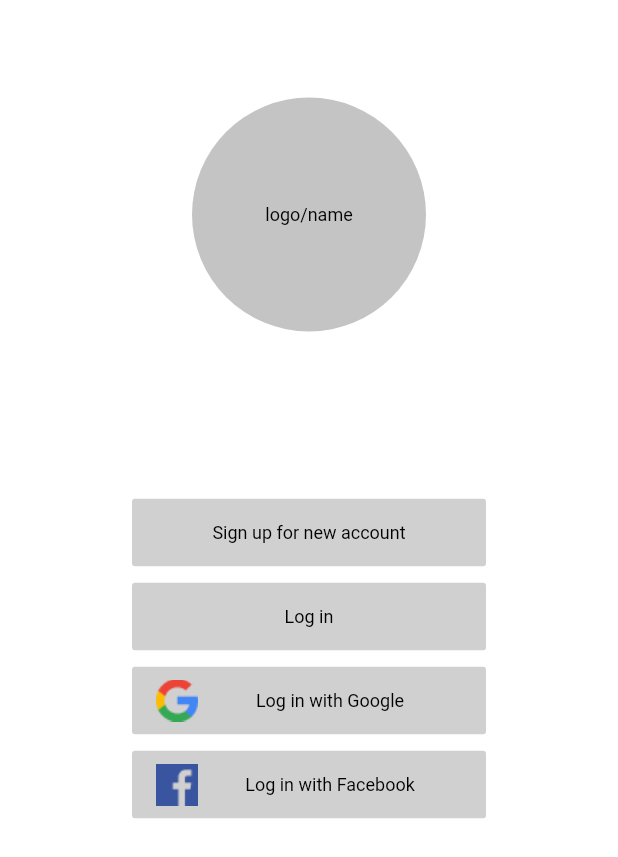
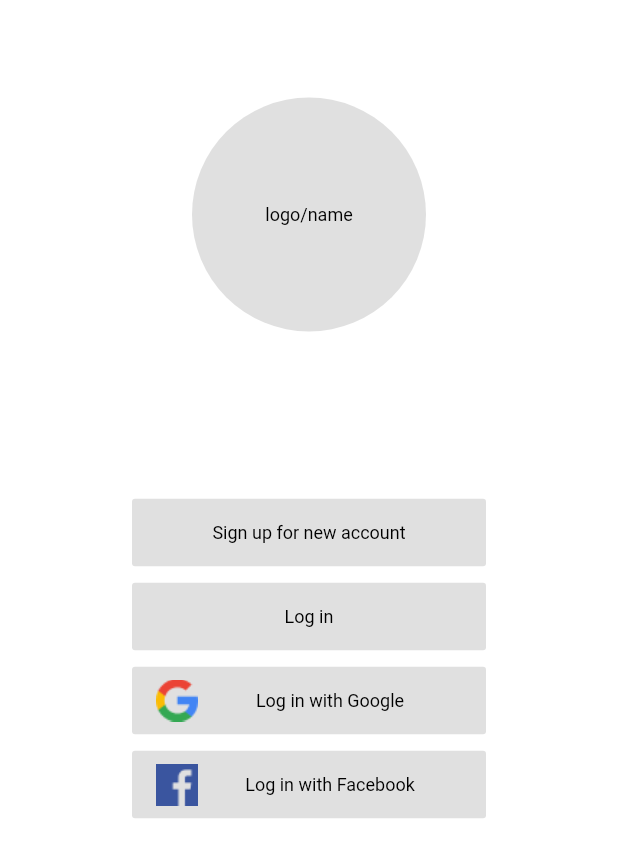
Before and after one commit to rishFilet/swipe_n_swap, a Flutter app: the screen it shows after launch, on a phone screen of 412 x 824 dp. Shown: the top 857 px of the screen. Run offline on Flutter 3.47's test engine with Material 2 defaults, Android fonts, the phone set to English and light mode, and no system bars; our stand-ins replace bloc, equatable, google_fonts.

Commit message:
self review

```diff
--- a/lib/features/login/presentation/pages/login.dart
+++ b/lib/features/login/presentation/pages/login.dart
@@ -29,7 +29,7 @@ class LoginPage extends StatelessWidget {
                 ),
               ),
               Padding(
-                padding: EdgeInsets.only(top: 15.0),
+                padding: EdgeInsets.only(top: 25.0),
                 child: Align(
                   alignment: Alignment.topCenter,
                   child: Container(
--- a/lib/features/login/presentation/widgets/base_textform.dart
+++ b/lib/features/login/presentation/widgets/base_textform.dart
@@ -46,7 +46,7 @@ class BaseTextForm extends StatelessWidget {
       TextFormField(
         key: textFieldKey,
         decoration: InputDecoration(
-          fillColor: Color(0xFFF1F1F1),
+          fillColor: Color(Constants.textFieldBackgroundHex),
           filled: true,
           contentPadding: const EdgeInsets.symmetric(horizontal: 12),
           border: InputBorder.none,
--- a/lib/features/login/presentation/widgets/long_button.dart
+++ b/lib/features/login/presentation/widgets/long_button.dart
@@ -21,12 +21,15 @@ class LongButton extends StatelessWidget {
       child: FlatButton(
         onPressed: action,
         child: _buildChild(),
-        color:
-            style == LongButtonStyle.primary ? Color(0xFFD0D0D0) : Colors.white,
-        splashColor:
-            style == LongButtonStyle.primary ? Color(0xFFADADAD) : Colors.white,
-        highlightColor:
-            style == LongButtonStyle.primary ? Color(0xFFADADAD) : Colors.white,
+        color: style == LongButtonStyle.primary
+            ? Constants.kLightBackgroundColor
+            : Colors.white,
+        splashColor: style == LongButtonStyle.primary
+            ? Constants.kBackgroundColor
+            : Colors.white,
+        highlightColor: style == LongButtonStyle.primary
+            ? Constants.kBackgroundColor
+            : Colors.white,
       ),
     );
   }
--- a/lib/features/login/presentation/widgets/main_logo.dart
+++ b/lib/features/login/presentation/widgets/main_logo.dart
@@ -10,7 +10,7 @@ class MainLogo extends StatelessWidget {
       height: 156.0,
       decoration: BoxDecoration(
         shape: BoxShape.circle,
-        color: Color(0xFFC4C4C4),
+        color: Constants.kLightBackgroundColor,
       ),
       child: Center(
         child: Text(
--- a/lib/helpers/route_generator.dart
+++ b/lib/helpers/route_generator.dart
@@ -1,6 +1,7 @@
 import 'package:flutter/material.dart';
-import 'package:swipe_swap/features/login/presentation/pages/login.dart';
-import 'package:swipe_swap/features/login/presentation/pages/login_options.dart';
+
+import '../features/login/presentation/pages/login.dart';
+import '../features/login/presentation/pages/login_options.dart';
 
 class RouteGenerator {
   static Route<dynamic> generateRoute(RouteSettings settings) {
--- a/lib/utilities/constants.dart
+++ b/lib/utilities/constants.dart
@@ -19,7 +19,7 @@ class Constants {
 
   // MARK: ints
 
-  static const kDefaultBlueHexValue = 0xFF2180DE;
+  static const textFieldBackgroundHex = 0xFFF1F1F1;
 
   // MARK: Styles
 
```
